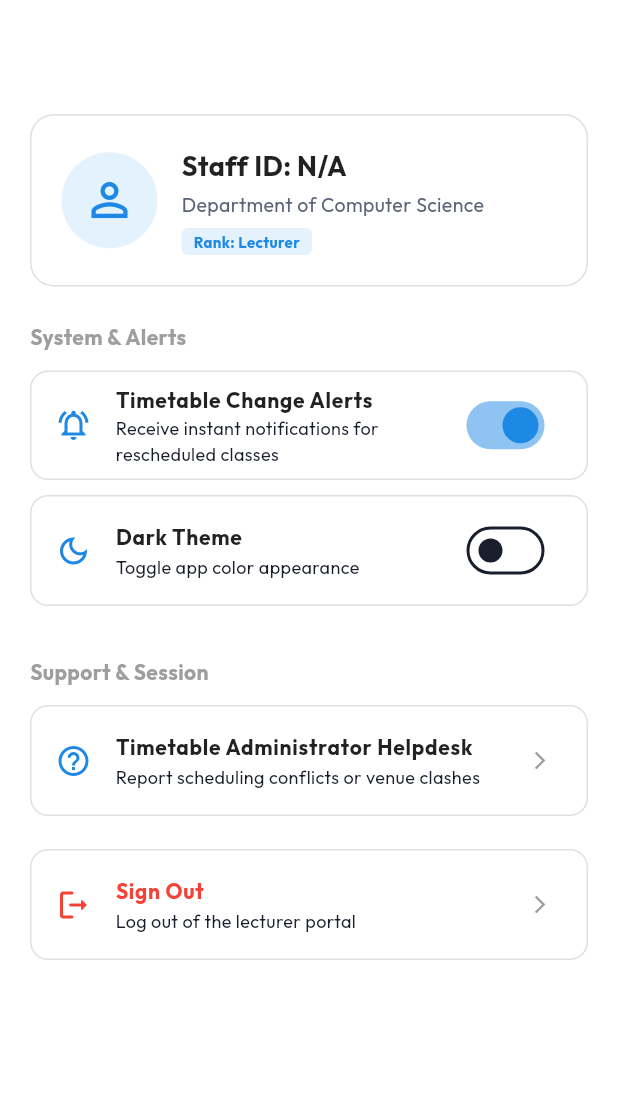
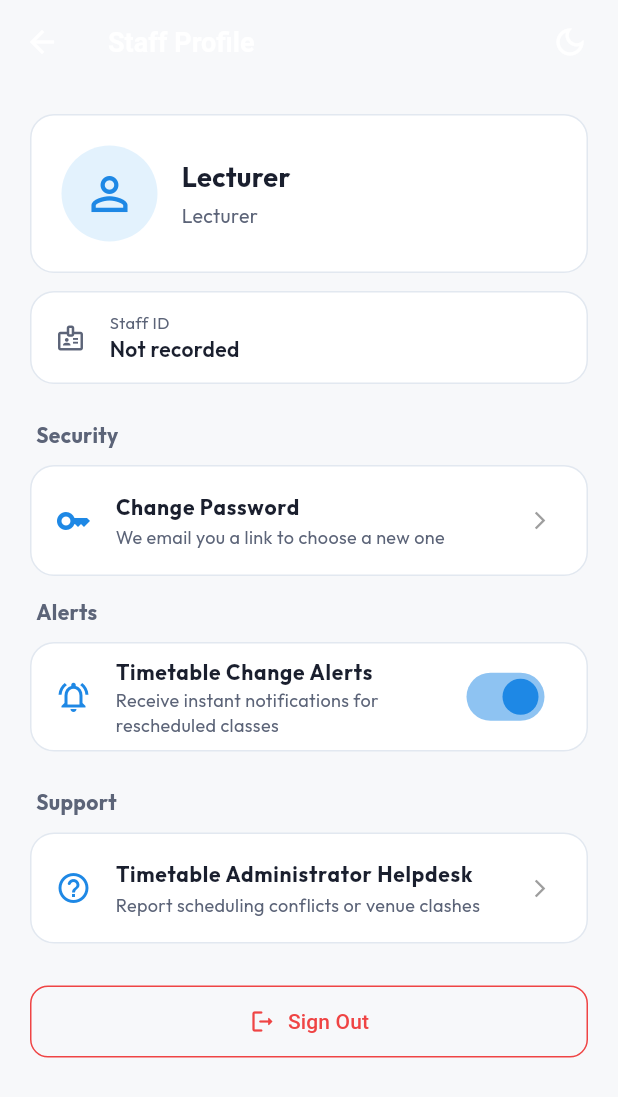
Before and after one commit to Kim-254-de/SMARTTT_fronted, a Flutter app: the LecturerProfileTab screen opened directly, after a tap on "Sign Out", on a phone screen of 412 x 824 dp. Shown: the top 1097 px of the screen. Run offline on Flutter 3.47's test engine with Material 3 defaults, Android fonts, the phone set to English and light mode, and no system bars; our stand-ins replace dio, firebase_auth, firebase_core, firebase_messaging, flutter_animate, flutter_riverpod and 5 more; missing offline and left inert: device_calendar; accounts and stored records are empty; network calls fail.

Commit message:
Arrange the profile screens like attendance's, with a theme button
- Theme is an app-bar button instead of a Dark Mode switch, cycling
  Dark, Light and System (now the default). The icon shows what a tap
  switches to. A saved light or dark choice carries over.
- Student profile: details, Security (Change Password), preferences,
  support, then Logout, with Delete Account as a quiet link last.
- Lecturer profile: shows the lecturer's name with rank and department
  instead of "Staff ID" as the title, no invented department, staff ID
  and email rows, Change Password, then Sign Out last. Uses the app's
  theme colours so dark mode matches the rest.
- Change Password emails the reset link after a confirmation; there is
  no in-app change yet.

```diff
--- a/lib/core/bootstrap/app_bootstrap_provider.dart
+++ b/lib/core/bootstrap/app_bootstrap_provider.dart
@@ -9,17 +9,14 @@ final appBootstrapProvider = FutureProvider<void>((ref) async {
   try {
     final prefs = await SharedPreferences.getInstance();
 
-    final isDark = prefs.getBool('is_dark_theme') ?? false;
-    ref.read(themeProvider.notifier).setThemeMode(
-          isDark ? ThemeMode.dark : ThemeMode.light,
-        );
+    ref.read(themeProvider.notifier).setThemeMode(ThemeNotifier.fromPrefs(prefs));
 
     final localeCode = prefs.getString('locale') ?? 'en';
     ref.read(localeProvider.notifier).setLocaleDirect(Locale(localeCode));
 
     await ref.read(authProvider.notifier).checkAuth();
   } catch (_) {
-    ref.read(themeProvider.notifier).setThemeMode(ThemeMode.light);
+    ref.read(themeProvider.notifier).setThemeMode(ThemeMode.system);
     ref.read(localeProvider.notifier).setLocaleDirect(const Locale('en'));
     await ref.read(authProvider.notifier).checkAuth();
   }
--- a/lib/core/theme/locale_provider.dart
+++ b/lib/core/theme/locale_provider.dart
@@ -53,6 +53,15 @@ const Map<String, Map<String, String>> appTranslations = {
     'Account': 'Akaunti',
     'Change Password': 'Badilisha Nywila',
     'Logout': 'Toka',
+    'Security': 'Usalama',
+    'Delete Account': 'Futa Akaunti',
+    'Cancel': 'Ghairi',
+    'Send link': 'Tuma kiungo',
+    'We will email a link to choose a new password to': 'Tutatuma kiungo cha kuchagua nywila mpya kwa',
+    'Check your inbox for the link.': 'Angalia barua pepe yako kwa kiungo.',
+    'Switch to dark theme': 'Badilisha kwa mandhari ya giza',
+    'Switch to light theme': 'Badilisha kwa mandhari angavu',
+    'Use the device theme': 'Tumia mandhari ya kifaa',
     // Schedule screen
     'Class Schedule': 'Ratiba ya Masomo',
     'No classes today': 'Hakuna masomo leo',
--- a/lib/core/theme/theme_provider.dart
+++ b/lib/core/theme/theme_provider.dart
@@ -2,31 +2,57 @@ import 'package:flutter/material.dart';
 import 'package:flutter_riverpod/flutter_riverpod.dart';
 import 'package:shared_preferences/shared_preferences.dart';
 
+/// System (the default) follows the device; Light and Dark override it and are saved.
 class ThemeNotifier extends Notifier<ThemeMode> {
+  static const _key = 'theme_mode';
+  static const _legacyKey = 'is_dark_theme'; // older builds stored only light/dark
+
   @override
   ThemeMode build() {
-    return ThemeMode.light;
+    return ThemeMode.system;
   }
 
   void setThemeMode(ThemeMode mode) {
     state = mode;
   }
 
-  Future<void> loadTheme() async {
-    final prefs = await SharedPreferences.getInstance();
-    final isDark = prefs.getBool('is_dark_theme') ?? false;
-    state = isDark ? ThemeMode.dark : ThemeMode.light;
+  /// The saved choice, or System when nothing was ever chosen.
+  static ThemeMode fromPrefs(SharedPreferences prefs) {
+    switch (prefs.getString(_key)) {
+      case 'light':
+        return ThemeMode.light;
+      case 'dark':
+        return ThemeMode.dark;
+      case 'system':
+        return ThemeMode.system;
+    }
+    final legacy = prefs.getBool(_legacyKey);
+    if (legacy == null) return ThemeMode.system;
+    return legacy ? ThemeMode.dark : ThemeMode.light;
   }
 
-  Future<void> toggleTheme() async {
+  Future<void> loadTheme() async {
+    state = fromPrefs(await SharedPreferences.getInstance());
+  }
+
+  /// Dark → Light → System → Dark, the order the theme button steps through.
+  static ThemeMode nextAfter(ThemeMode mode) {
+    switch (mode) {
+      case ThemeMode.system:
+        return ThemeMode.dark;
+      case ThemeMode.dark:
+        return ThemeMode.light;
+      case ThemeMode.light:
+        return ThemeMode.system;
+    }
+  }
+
+  Future<void> cycle() async {
+    final next = nextAfter(state);
+    state = next;
     final prefs = await SharedPreferences.getInstance();
-    if (state == ThemeMode.light) {
-      state = ThemeMode.dark;
-      await prefs.setBool('is_dark_theme', true);
-    } else {
-      state = ThemeMode.light;
-      await prefs.setBool('is_dark_theme', false);
-    }
+    await prefs.setString(_key, next.name);
+    await prefs.remove(_legacyKey);
   }
 }
 
--- a/lib/features/lecturer/presentation/screens/lecturer_profile_tab.dart
+++ b/lib/features/lecturer/presentation/screens/lecturer_profile_tab.dart
@@ -1,50 +1,49 @@
 import 'package:flutter/material.dart';
 import 'package:flutter_riverpod/flutter_riverpod.dart';
 import 'package:go_router/go_router.dart';
-import 'package:iconsax/iconsax.dart';
 import '../providers/lecturer_dashboard_provider.dart';
+import 'package:smart/core/theme/app_theme.dart';
 import 'package:smart/features/auth/presentation/providers/auth_provider.dart';
-import 'package:smart/core/theme/theme_provider.dart';
 import 'package:smart/core/theme/notifications_provider.dart';
+import 'package:smart/features/profile/presentation/widgets/change_password_link.dart';
+import 'package:smart/widgets/theme_cycle_button.dart';
 import '../widgets/lecturer_colors.dart';
 
+/// Same order as the attendance profile pages: who you are, your details, settings,
+/// then Sign out last. The theme is the app-bar button, not a switch in the list.
 class LecturerProfileTab extends ConsumerWidget {
   const LecturerProfileTab({super.key});
 
   @override
   Widget build(BuildContext context, WidgetRef ref) {
-    final dashboardState = ref.watch(lecturerDashboardProvider);
-    final lecturerInfo = dashboardState.dashboard?.lecturer;
-    final theme = Theme.of(context);
-    final isDarkMode = theme.brightness == Brightness.dark;
+    final lecturerInfo = ref.watch(lecturerDashboardProvider).dashboard?.lecturer;
+    final user = ref.watch(authProvider).user;
+    final rank = lecturerInfo?.rank.isNotEmpty == true ? lecturerInfo!.rank : 'Lecturer';
+    final department = lecturerInfo?.department.isNotEmpty == true ? lecturerInfo!.department : null;
 
     return Scaffold(
-      backgroundColor: isDarkMode ? const Color(0xFF121212) : Colors.white,
+      backgroundColor: AppTheme.getBackground(context),
       appBar: AppBar(
-        title: const Text('Staff Profile & Settings', style: TextStyle(fontWeight: FontWeight.bold)),
+        title: const Text('Staff Profile', style: TextStyle(fontWeight: FontWeight.bold)),
         elevation: 0,
         backgroundColor: Colors.transparent,
-        foregroundColor: isDarkMode ? Colors.white : Colors.black87,
+        foregroundColor: AppTheme.getTextPrimary(context),
         centerTitle: false,
+        actions: const [ThemeCycleButton(), SizedBox(width: 8)],
       ),
       body: ListView(
         padding: const EdgeInsets.all(20),
         children: [
-          Container(
+          _card(
+            context,
+            child: Padding(
               padding: const EdgeInsets.all(20),
-            decoration: BoxDecoration(
-              color: isDarkMode ? const Color(0xFF1E1E1E) : Colors.white,
-              borderRadius: BorderRadius.circular(16),
-              border: Border.all(
-                color: isDarkMode ? Colors.grey[800]! : const Color(0xFFE0E0E0),
-              ),
-            ),
               child: Row(
                 children: [
-                CircleAvatar(
+                  const CircleAvatar(
                     radius: 32,
                     backgroundColor: LecturerColors.navyBg,
-                  child: const Icon(Icons.person_outline, size: 36, color: LecturerColors.navy),
+                    child: Icon(Icons.person_outline, size: 36, color: LecturerColors.navy),
                   ),
                   const SizedBox(width: 16),
                   Expanded(
@@ -52,25 +51,13 @@ class LecturerProfileTab extends ConsumerWidget {
                       crossAxisAlignment: CrossAxisAlignment.start,
                       children: [
                         Text(
-                        'Staff ID: ${lecturerInfo?.staffId ?? 'N/A'}',
-                        style: TextStyle(fontSize: 18, fontWeight: FontWeight.bold, color: isDarkMode ? Colors.white : Colors.black87),
+                          user?.fullName.isNotEmpty == true ? user!.fullName : 'Lecturer',
+                          style: TextStyle(fontSize: 18, fontWeight: FontWeight.bold, color: AppTheme.getTextPrimary(context)),
                         ),
                         const SizedBox(height: 4),
                         Text(
-                        lecturerInfo?.department ?? 'Department of Computer Science',
-                        style: TextStyle(fontSize: 13, color: isDarkMode ? Colors.grey[400] : Colors.grey[650]),
-                      ),
-                      const SizedBox(height: 6),
-                      Container(
-                        padding: const EdgeInsets.symmetric(horizontal: 8, vertical: 2),
-                        decoration: BoxDecoration(
-                          color: LecturerColors.navyBg,
-                          borderRadius: BorderRadius.circular(4),
-                        ),
-                        child: Text(
-                          'Rank: ${lecturerInfo?.rank ?? 'Lecturer'}',
-                          style: const TextStyle(fontSize: 10, fontWeight: FontWeight.bold, color: LecturerColors.navy),
-                        ),
+                          department == null ? rank : '$rank · $department',
+                          style: TextStyle(fontSize: 13, color: AppTheme.getTextSecondary(context)),
                         ),
                       ],
                     ),
@@ -78,131 +65,131 @@ class LecturerProfileTab extends ConsumerWidget {
                 ],
               ),
             ),
-          const SizedBox(height: 24),
-          const Text(
-            'System & Alerts',
-            style: TextStyle(fontSize: 14, fontWeight: FontWeight.bold, color: Colors.grey),
           ),
           const SizedBox(height: 12),
-          _buildSwitchTile(
-            icon: Icons.notifications_active_outlined,
-            title: 'Timetable Change Alerts',
-            subtitle: 'Receive instant notifications for rescheduled classes',
-            value: ref.watch(notificationsEnabledProvider),
-            isDarkMode: isDarkMode,
-            onChanged: (val) => ref.read(notificationsEnabledProvider.notifier).toggle(val),
+          _card(
+            context,
+            child: Column(
+              children: [
+                _infoTile(context, Icons.badge_outlined, 'Staff ID', lecturerInfo?.staffId.isNotEmpty == true ? lecturerInfo!.staffId : 'Not recorded'),
+                if (user != null) _infoTile(context, Icons.mail_outline, 'Email', user.email),
+              ],
             ),
-          _buildSwitchTile(
-            icon: Icons.dark_mode_outlined,
-            title: 'Dark Theme',
-            subtitle: 'Toggle app color appearance',
-            value: isDarkMode,
-            isDarkMode: isDarkMode,
-            onChanged: (val) => ref.read(themeProvider.notifier).toggleTheme(),
           ),
           const SizedBox(height: 24),
-          const Text(
-            'Support & Session',
-            style: TextStyle(fontSize: 14, fontWeight: FontWeight.bold, color: Colors.grey),
+          _sectionTitle(context, 'Security'),
+          _settingTile(
+            context,
+            icon: Icons.key_outlined,
+            title: 'Change Password',
+            subtitle: 'We email you a link to choose a new one',
+            onTap: user == null ? null : () => sendChangePasswordLink(context, ref, user.email),
           ),
-          const SizedBox(height: 12),
-          _buildSettingTile(
+          const SizedBox(height: 14),
+          _sectionTitle(context, 'Alerts'),
+          _card(
+            context,
+            child: SwitchListTile(
+              secondary: const Icon(Icons.notifications_active_outlined, color: LecturerColors.navy),
+              title: Text('Timetable Change Alerts',
+                  style: TextStyle(fontSize: 14, fontWeight: FontWeight.bold, color: AppTheme.getTextPrimary(context))),
+              subtitle: Text('Receive instant notifications for rescheduled classes',
+                  style: TextStyle(fontSize: 12, color: AppTheme.getTextSecondary(context))),
+              value: ref.watch(notificationsEnabledProvider),
+              activeThumbColor: LecturerColors.navy,
+              onChanged: (val) => ref.read(notificationsEnabledProvider.notifier).toggle(val),
+              shape: RoundedRectangleBorder(borderRadius: BorderRadius.circular(12)),
+            ),
+          ),
+          const SizedBox(height: 24),
+          _sectionTitle(context, 'Support'),
+          _settingTile(
+            context,
             icon: Icons.help_outline_rounded,
             title: 'Timetable Administrator Helpdesk',
             subtitle: 'Report scheduling conflicts or venue clashes',
-            isDarkMode: isDarkMode,
             onTap: () => context.push('/support'),
           ),
-          const SizedBox(height: 12),
-          _buildSettingTile(
-            icon: Icons.logout_rounded,
-            title: 'Sign Out',
-            subtitle: 'Log out of the lecturer portal',
-            isDarkMode: isDarkMode,
-            textColor: Colors.red,
-            iconColor: Colors.red,
-            onTap: () async {
-              // Trigger logout clearing tokens and resetting auth state
+          const SizedBox(height: 28),
+          SizedBox(
+            width: double.infinity,
+            child: OutlinedButton.icon(
+              onPressed: () async {
                 await ref.read(authProvider.notifier).logout();
-
-              if (context.mounted) {
-                // Redirect user back to the root role selection screen
-                context.go('/'); //
-              }
+                // Back to the role selection screen.
+                if (context.mounted) context.go('/');
               },
+              icon: const Icon(Icons.logout_rounded, size: 18),
+              label: const Text('Sign Out'),
+              style: OutlinedButton.styleFrom(
+                foregroundColor: AppTheme.error,
+                side: const BorderSide(color: AppTheme.error),
+                padding: const EdgeInsets.symmetric(vertical: 14),
+                shape: RoundedRectangleBorder(borderRadius: BorderRadius.circular(12)),
+              ),
+            ),
           ),
         ],
       ),
     );
   }
 
-  Widget _buildSettingTile({
+  Widget _card(BuildContext context, {required Widget child}) {
+    return Container(
+      decoration: BoxDecoration(
+        color: AppTheme.getSurface(context),
+        borderRadius: BorderRadius.circular(16),
+        border: Border.all(color: AppTheme.getBorder(context)),
+      ),
+      child: child,
+    );
+  }
+
+  Widget _sectionTitle(BuildContext context, String title) {
+    return Padding(
+      padding: const EdgeInsets.only(left: 4, bottom: 10),
+      child: Text(title, style: TextStyle(fontSize: 14, fontWeight: FontWeight.bold, color: AppTheme.getTextSecondary(context))),
+    );
+  }
+
+  Widget _infoTile(BuildContext context, IconData icon, String label, String value) {
+    return Padding(
+      padding: const EdgeInsets.symmetric(horizontal: 16, vertical: 12),
+      child: Row(
+        children: [
+          Icon(icon, size: 20, color: AppTheme.getTextSecondary(context)),
+          const SizedBox(width: 16),
+          Expanded(
+            child: Column(
+              crossAxisAlignment: CrossAxisAlignment.start,
+              children: [
+                Text(label, style: TextStyle(fontSize: 11, color: AppTheme.getTextSecondary(context))),
+                Text(value, style: TextStyle(fontSize: 14, fontWeight: FontWeight.w600, color: AppTheme.getTextPrimary(context))),
+              ],
+            ),
+          ),
+        ],
+      ),
+    );
+  }
+
+  Widget _settingTile(
+    BuildContext context, {
     required IconData icon,
     required String title,
     required String subtitle,
-    required bool isDarkMode,
-    required VoidCallback onTap,
-    Color? textColor,
-    Color? iconColor,
+    required VoidCallback? onTap,
   }) {
-    return Container(
-      margin: const EdgeInsets.only(bottom: 10),
-      decoration: BoxDecoration(
-        color: isDarkMode ? const Color(0xFF1E1E1E) : Colors.white,
-        borderRadius: BorderRadius.circular(12),
-        border: Border.all(
-          color: isDarkMode ? Colors.grey[800]! : const Color(0xFFE0E0E0),
-        ),
-      ),
+    return _card(
+      context,
       child: ListTile(
-        leading: Icon(icon, color: iconColor ?? LecturerColors.navy),
-        title: Text(
-          title,
-          style: TextStyle(fontSize: 14, fontWeight: FontWeight.bold, color: textColor ?? (isDarkMode ? Colors.white : Colors.black87)),
-        ),
-        subtitle: Text(
-          subtitle,
-          style: TextStyle(fontSize: 12, color: isDarkMode ? Colors.grey[400] : Colors.grey[650]),
-        ),
+        leading: Icon(icon, color: LecturerColors.navy),
+        title: Text(title, style: TextStyle(fontSize: 14, fontWeight: FontWeight.bold, color: AppTheme.getTextPrimary(context))),
+        subtitle: Text(subtitle, style: TextStyle(fontSize: 12, color: AppTheme.getTextSecondary(context))),
         trailing: const Icon(Icons.arrow_forward_ios, size: 14, color: Colors.grey),
         onTap: onTap,
         shape: RoundedRectangleBorder(borderRadius: BorderRadius.circular(12)),
       ),
     );
   }
-
-  Widget _buildSwitchTile({
-    required IconData icon,
-    required String title,
-    required String subtitle,
-    required bool value,
-    required bool isDarkMode,
-    required ValueChanged<bool> onChanged,
-  }) {
-    return Container(
-      margin: const EdgeInsets.only(bottom: 10),
-      decoration: BoxDecoration(
-        color: isDarkMode ? const Color(0xFF1E1E1E) : Colors.white,
-        borderRadius: BorderRadius.circular(12),
-        border: Border.all(
-          color: isDarkMode ? Colors.grey[800]! : const Color(0xFFE0E0E0),
-        ),
-      ),
-      child: SwitchListTile(
-        secondary: Icon(icon, color: LecturerColors.navy),
-        title: Text(
-          title,
-          style: TextStyle(fontSize: 14, fontWeight: FontWeight.bold, color: isDarkMode ? Colors.white : Colors.black87),
-        ),
-        subtitle: Text(
-          subtitle,
-          style: TextStyle(fontSize: 12, color: isDarkMode ? Colors.grey[400] : Colors.grey[650]),
-        ),
-        value: value,
-        activeColor: LecturerColors.navy,
-        onChanged: onChanged,
-        shape: RoundedRectangleBorder(borderRadius: BorderRadius.circular(12)),
-      ),
-    );
 }
-}
--- /dev/null
+++ b/lib/features/profile/presentation/widgets/change_password_link.dart
@@ -0,0 +1,30 @@
+import 'package:flutter/material.dart';
+import 'package:flutter_riverpod/flutter_riverpod.dart';
+import '../../../../core/network/error_message.dart';
+import '../../../../core/theme/locale_provider.dart';
+import '../../../auth/presentation/providers/auth_provider.dart';
+
+/// "Change Password" on the profile screens. SMARTTT has no in-app change, so after a
+/// confirmation this emails the same reset link as "Forgot Password?" on sign-in.
+Future<void> sendChangePasswordLink(BuildContext context, WidgetRef ref, String email) async {
+  final confirmed = await showDialog<bool>(
+    context: context,
+    builder: (ctx) => AlertDialog(
+      title: Text(ctx.tr('Change Password')),
+      content: Text('${ctx.tr('We will email a link to choose a new password to')} $email.'),
+      actions: [
+        TextButton(onPressed: () => Navigator.of(ctx).pop(false), child: Text(ctx.tr('Cancel'))),
+        FilledButton(onPressed: () => Navigator.of(ctx).pop(true), child: Text(ctx.tr('Send link'))),
+      ],
+    ),
+  );
+  if (confirmed != true || !context.mounted) return;
+  final messenger = ScaffoldMessenger.of(context);
+  final sent = context.tr('Check your inbox for the link.');
+  try {
+    await ref.read(authRepositoryProvider).forgotPassword(email);
+    messenger.showSnackBar(SnackBar(content: Text(sent)));
+  } catch (error) {
+    messenger.showSnackBar(SnackBar(content: Text(friendlyErrorMessage(error, fallbackMessage: 'Could not send the link. Please try again.'))));
+  }
+}
--- /dev/null
+++ b/lib/widgets/theme_cycle_button.dart
@@ -0,0 +1,27 @@
+import 'package:flutter/material.dart';
+import 'package:flutter_riverpod/flutter_riverpod.dart';
+import '../core/theme/locale_provider.dart';
+import '../core/theme/theme_provider.dart';
+
+/// App-bar button for the theme, the same as on the attendance portals. The icon shows what a
+/// tap switches to, not the current mode: moon (Dark), then sun (Light), then laptop (System).
+class ThemeCycleButton extends ConsumerWidget {
+  const ThemeCycleButton({super.key, this.color});
+
+  final Color? color;
+
+  @override
+  Widget build(BuildContext context, WidgetRef ref) {
+    final next = ThemeNotifier.nextAfter(ref.watch(themeProvider));
+    final (icon, label) = switch (next) {
+      ThemeMode.dark => (Icons.dark_mode_outlined, 'Switch to dark theme'),
+      ThemeMode.light => (Icons.light_mode_outlined, 'Switch to light theme'),
+      ThemeMode.system => (Icons.laptop_outlined, 'Use the device theme'),
+    };
+    return IconButton(
+      onPressed: () => ref.read(themeProvider.notifier).cycle(),
+      tooltip: context.tr(label),
+      icon: Icon(icon, color: color),
+    );
+  }
+}
```
Also changed, not shown: lib/features/profile/presentation/screens/profile_screen.dart (+45 -34 lines). Lines whose indentation alone changed are shown as unchanged.
